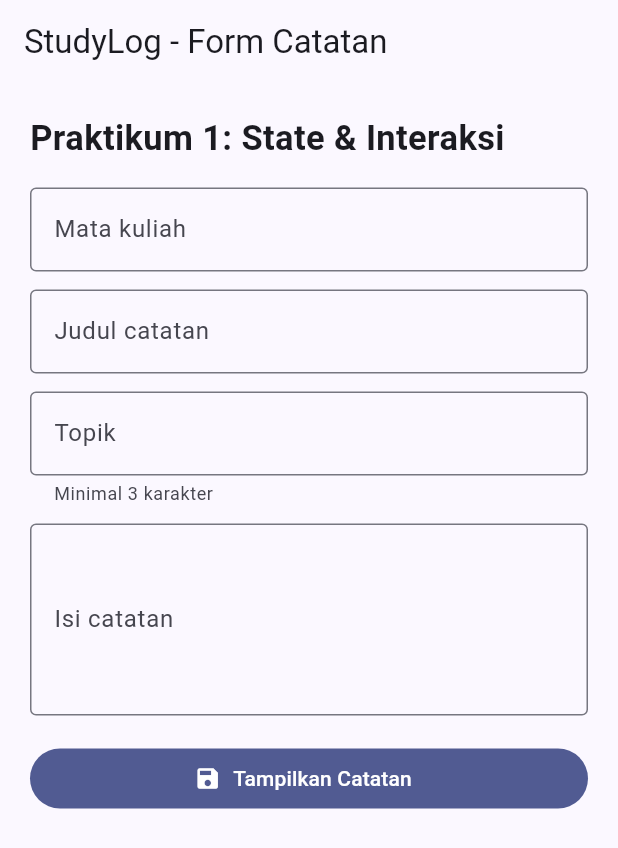
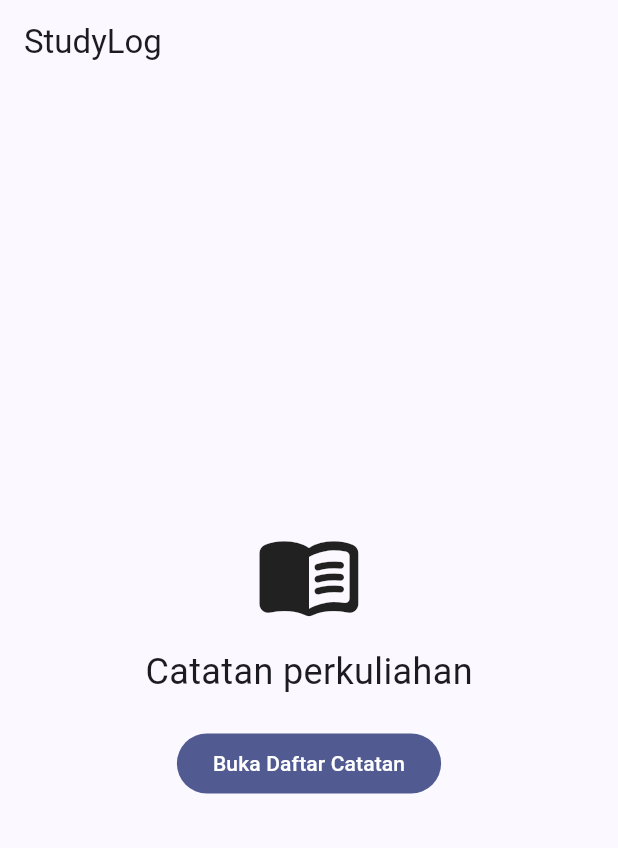
Before and after one commit to Feluxin/PAM_IFB5B_StudyLog_Proxies, a Flutter app: the screen it shows after launch, on a phone screen of 412 x 824 dp. Shown: the top 848 px of the screen. Run offline on Flutter 3.47's test engine with Material 3 defaults, Android fonts, the phone set to English and light mode, and no system bars.

Commit message:
M2: navigasi dan state lintas layar

```diff
--- a/lib/main.dart
+++ b/lib/main.dart
@@ -1,149 +1,156 @@
 import 'package:flutter/material.dart';
+import 'package:provider/provider.dart';
 
-// Milestone 1 + Latihan Mandiri 3.5 (Kelompok Proxies)
-// - Field "Topik" dengan validasi minimal tiga karakter
-// - Warna, ikon, dan teks tombol berubah ketika data berhasil ditampilkan
+void main() {
+  runApp(ChangeNotifierProvider(
+    create: (_) => CatatanStore(),
+    child: const StudyLogApp(),
+  ));
+}
 
-void main() => runApp(const StudyLogApp());
+class CatatanMini {
+  final String mataKuliah;
+  final String judul;
+  final String isi;
+  const CatatanMini(this.mataKuliah, this.judul, this.isi);
+}
+
+class CatatanStore extends ChangeNotifier {
+  final List<CatatanMini> _data = [];
+  List<CatatanMini> get data => List.unmodifiable(_data);
+
+  void tambah(CatatanMini catatan) {
+    _data.add(catatan);
+    notifyListeners();
+  }
+}
 
 class StudyLogApp extends StatelessWidget {
   const StudyLogApp({super.key});
+  @override
+  Widget build(BuildContext context) => MaterialApp(
+        debugShowCheckedModeBanner: false,
+        title: 'StudyLog | Praktikum 2',
+        theme: ThemeData(colorSchemeSeed: Colors.indigo, useMaterial3: true),
+        home: const BerandaPage(),
+      );
+}
+
+class BerandaPage extends StatelessWidget {
+  const BerandaPage({super.key});
+  @override
+  Widget build(BuildContext context) => Scaffold(
+        appBar: AppBar(title: const Text('StudyLog')),
+        body: Center(child: Column(
+          mainAxisSize: MainAxisSize.min,
+          children: [
+            const Icon(Icons.menu_book_rounded, size: 72),
+            const SizedBox(height: 12),
+            const Text('Catatan perkuliahan', style: TextStyle(fontSize: 24)),
+            const SizedBox(height: 20),
+            FilledButton(onPressed: () => Navigator.push(
+              context, MaterialPageRoute(builder: (_) => const DaftarPage())),
+              child: const Text('Buka Daftar Catatan')),
+          ],
+        )),
+      );
+}
+
+class DaftarPage extends StatelessWidget {
+  const DaftarPage({super.key});
+  @override
+  Widget build(BuildContext context) => Scaffold(
+        appBar: AppBar(title: const Text('Daftar Catatan')),
+        body: Consumer<CatatanStore>(builder: (context, store, _) {
+          if (store.data.isEmpty) {
+            return const Center(child: Text('Belum ada catatan. Tambahkan melalui tombol +.'));
+          }
+          return ListView.builder(
+            itemCount: store.data.length,
+            itemBuilder: (context, index) {
+              final item = store.data[index];
+              return ListTile(
+                title: Text(item.judul),
+                subtitle: Text(item.mataKuliah),
+                trailing: const Icon(Icons.chevron_right),
+                onTap: () => Navigator.push(context,
+                  MaterialPageRoute(builder: (_) => DetailPage(catatan: item))),
+              );
+            },
+          );
+        }),
+        floatingActionButton: FloatingActionButton(
+          onPressed: () => Navigator.push(context,
+            MaterialPageRoute(builder: (_) => const FormPage())),
+          child: const Icon(Icons.add),
+        ),
+      );
+}
+
+class DetailPage extends StatelessWidget {
+  final CatatanMini catatan;
+  const DetailPage({super.key, required this.catatan});
+  @override
+  Widget build(BuildContext context) => Scaffold(
+        appBar: AppBar(title: const Text('Detail Catatan')),
+        body: Padding(padding: const EdgeInsets.all(20), child: Column(
+          crossAxisAlignment: CrossAxisAlignment.start,
+          children: [
+            Text(catatan.mataKuliah, style: Theme.of(context).textTheme.labelLarge),
+            const SizedBox(height: 12),
+            Text(catatan.judul, style: Theme.of(context).textTheme.headlineMedium),
+            const Divider(height: 32),
+            Text(catatan.isi),
+          ],
+        )),
+      );
+}
+
+class FormPage extends StatefulWidget {
+  const FormPage({super.key});
+  @override
+  State<FormPage> createState() => _FormPageState();
+}
+
+class _FormPageState extends State<FormPage> {
+  final _form = GlobalKey<FormState>();
+  final _mk = TextEditingController();
+  final _judul = TextEditingController();
+  final _isi = TextEditingController();
 
   @override
-  Widget build(BuildContext context) {
-    return MaterialApp(
-      debugShowCheckedModeBanner: false,
-      title: 'StudyLog | Praktikum 1',
-      theme: ThemeData(colorSchemeSeed: Colors.indigo, useMaterial3: true),
-      home: const CatatanFormSederhana(),
+  void dispose() {
+    _mk.dispose(); _judul.dispose(); _isi.dispose();
+    super.dispose();
+  }
+
+  @override
+  Widget build(BuildContext context) => Scaffold(
+        appBar: AppBar(title: const Text('Tambah Catatan')),
+        body: ListView(padding: const EdgeInsets.all(20), children: [
+          Form(key: _form, child: Column(children: [
+            _field(_mk, 'Mata kuliah'),
+            const SizedBox(height: 12),
+            _field(_judul, 'Judul'),
+            const SizedBox(height: 12),
+            _field(_isi, 'Isi', baris: 4),
+          ])),
+          const SizedBox(height: 20),
+          FilledButton(onPressed: () {
+            if (!_form.currentState!.validate()) return;
+            context.read<CatatanStore>().tambah(CatatanMini(
+              _mk.text.trim(), _judul.text.trim(), _isi.text.trim()));
+            Navigator.pop(context);
+          }, child: const Text('Simpan Sementara')),
+        ]),
+      );
+
+  Widget _field(TextEditingController controller, String label, {int baris = 1}) {
+    return TextFormField(
+      controller: controller, maxLines: baris,
+      decoration: InputDecoration(labelText: label, border: const OutlineInputBorder()),
+      validator: (nilai) => (nilai == null || nilai.trim().isEmpty)
+          ? '$label wajib diisi' : null,
     );
   }
 }
-
-class CatatanFormSederhana extends StatefulWidget {
-  const CatatanFormSederhana({super.key});
-
-  @override
-  State<CatatanFormSederhana> createState() => _CatatanFormSederhanaState();
-}
-
-class _CatatanFormSederhanaState extends State<CatatanFormSederhana> {
-  final _formKey = GlobalKey<FormState>();
-  final _mataKuliah = TextEditingController();
-  final _judul = TextEditingController();
-  final _topik = TextEditingController();
-  final _isi = TextEditingController();
-  String? _hasil;
-
-  // State tambahan: true setelah data valid ditampilkan,
-  // kembali false ketika pengguna mengubah isi form.
-  bool _berhasil = false;
-
-  @override
-  void dispose() {
-    _mataKuliah.dispose();
-    _judul.dispose();
-    _topik.dispose();
-    _isi.dispose();
-    super.dispose();
-  }
-
-  String? _wajibDiisi(String? nilai, String label) =>
-      (nilai == null || nilai.trim().isEmpty) ? '$label wajib diisi' : null;
-
-  String? _validasiTopik(String? nilai) {
-    final teks = nilai?.trim() ?? '';
-    if (teks.isEmpty) return 'Topik wajib diisi';
-    if (teks.length < 3) return 'Topik minimal 3 karakter';
-    return null;
-  }
-
-  void _simpanSementara() {
-    if (!_formKey.currentState!.validate()) {
-      setState(() => _berhasil = false);
-      return;
-    }
-    setState(() {
-      _hasil = '${_mataKuliah.text.trim()} | ${_judul.text.trim()} | '
-          'Topik: ${_topik.text.trim()}';
-      _berhasil = true;
-    });
-    ScaffoldMessenger.of(context).showSnackBar(
-      const SnackBar(content: Text('Data ditampilkan (belum tersimpan permanen).')),
-    );
-  }
-
-  @override
-  Widget build(BuildContext context) {
-    return Scaffold(
-      appBar: AppBar(title: const Text('StudyLog - Form Catatan')),
-      body: ListView(
-        padding: const EdgeInsets.all(20),
-        children: [
-          const Text('Praktikum 1: State & Interaksi',
-              style: TextStyle(fontSize: 23, fontWeight: FontWeight.bold)),
-          const SizedBox(height: 16),
-          Form(
-            key: _formKey,
-            // Event: setiap ketikan pengguna mengembalikan tombol ke kondisi awal.
-            onChanged: () {
-              if (_berhasil) setState(() => _berhasil = false);
-            },
-            child: Column(
-              children: [
-                TextFormField(
-                  controller: _mataKuliah,
-                  decoration: const InputDecoration(
-                      labelText: 'Mata kuliah', border: OutlineInputBorder()),
-                  validator: (nilai) => _wajibDiisi(nilai, 'Mata kuliah'),
-                ),
-                const SizedBox(height: 12),
-                TextFormField(
-                  controller: _judul,
-                  decoration: const InputDecoration(
-                      labelText: 'Judul catatan', border: OutlineInputBorder()),
-                  validator: (nilai) => _wajibDiisi(nilai, 'Judul'),
-                ),
-                const SizedBox(height: 12),
-                TextFormField(
-                  controller: _topik,
-                  decoration: const InputDecoration(
-                      labelText: 'Topik',
-                      helperText: 'Minimal 3 karakter',
-                      border: OutlineInputBorder()),
-                  validator: _validasiTopik,
-                ),
-                const SizedBox(height: 12),
-                TextFormField(
-                  controller: _isi,
-                  maxLines: 4,
-                  decoration: const InputDecoration(
-                      labelText: 'Isi catatan', border: OutlineInputBorder()),
-                  validator: (nilai) => _wajibDiisi(nilai, 'Isi catatan'),
-                ),
-              ],
-            ),
-          ),
-          const SizedBox(height: 18),
-          FilledButton.icon(
-            onPressed: _simpanSementara,
-            style: FilledButton.styleFrom(
-              backgroundColor: _berhasil ? Colors.green : null,
-            ),
-            icon: Icon(_berhasil ? Icons.check_circle : Icons.save),
-            label: Text(_berhasil ? 'Berhasil Ditampilkan' : 'Tampilkan Catatan'),
-          ),
-          if (_hasil != null) ...[
-            const SizedBox(height: 18),
-            Card(
-              child: Padding(
-                padding: const EdgeInsets.all(16),
-                child: Text('Hasil input: $_hasil'),
-              ),
-            ),
-          ],
-        ],
-      ),
-    );
-  }
-}
--- a/pubspec.yaml
+++ b/pubspec.yaml
@@ -1,5 +1,5 @@
 name: studylog_flutter
-description: Praktikum 1 - Form interaktif StudyLog
+description: Praktikum 2 - Multi-screen dan state management
 publish_to: none
 version: 1.0.0+1
 environment:
@@ -7,6 +7,7 @@ environment:
 dependencies:
   flutter:
     sdk: flutter
+  provider: ^6.1.2
 dev_dependencies:
   flutter_test:
     sdk: flutter
```
Also changed, not shown: pubspec.lock.
